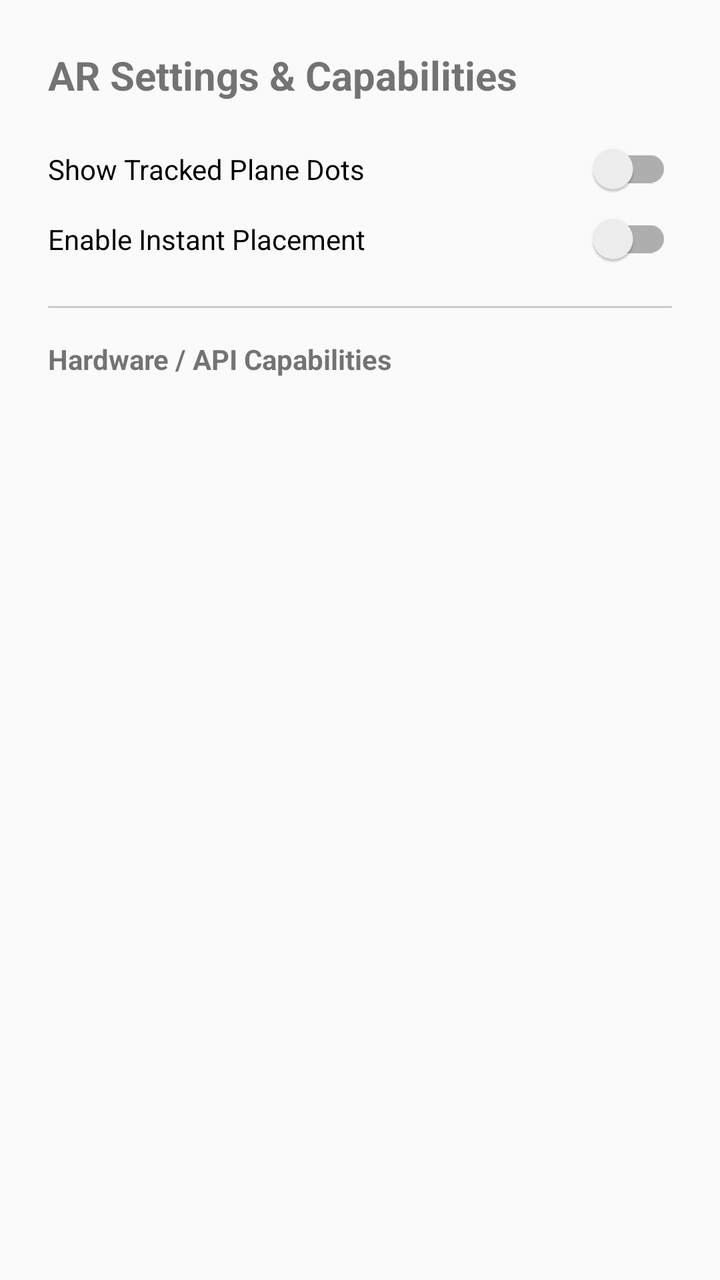
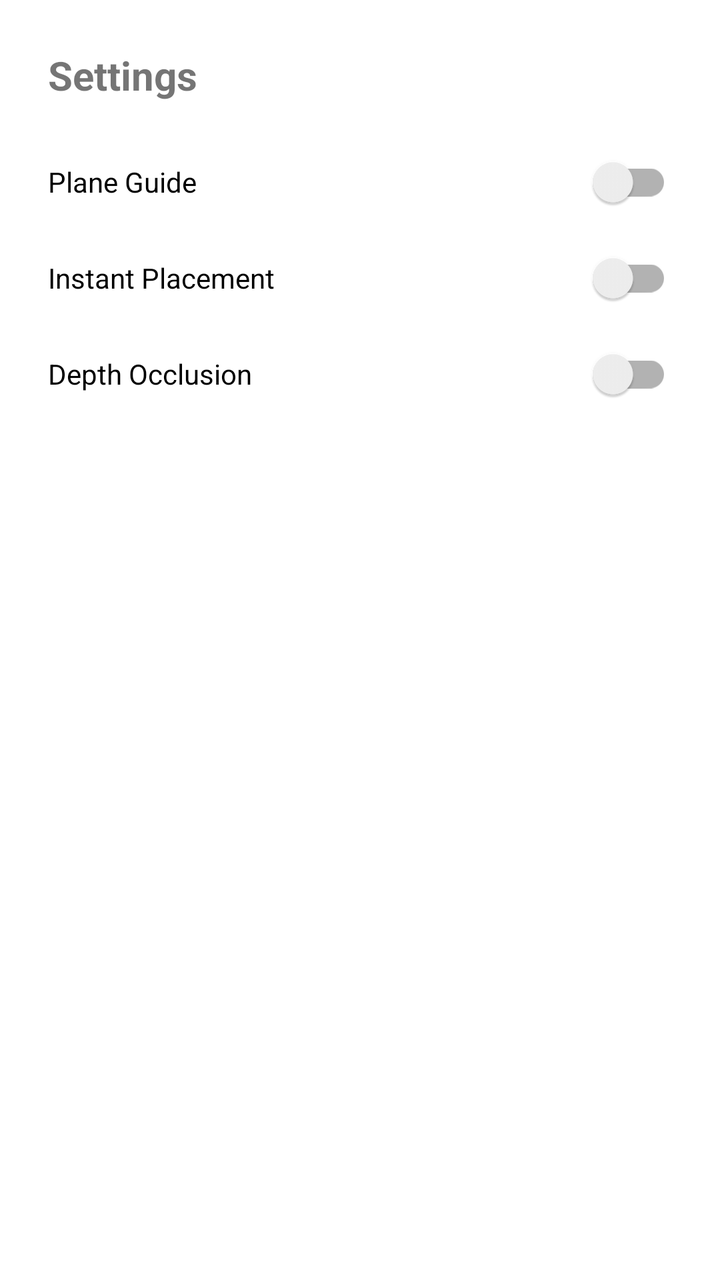

Compare the two renders of this Android layout. The source of the first and the diff that turns it into the second are given below.
<!-- AndroidManifest.xml: application theme Theme.AppCompat.DayNight.NoActionBar -->
<!-- res/layout/dialog_settings.xml -->
<?xml version="1.0" encoding="utf-8"?>
<LinearLayout xmlns:android="http://schemas.android.com/apk/res/android"
    android:layout_width="match_parent"
    android:layout_height="wrap_content"
    android:orientation="vertical"
    android:padding="24dp">

    <TextView
        android:layout_width="match_parent"
        android:layout_height="wrap_content"
        android:text="@string/ar_settings_capabilities"
        android:textSize="20sp"
        android:textStyle="bold"
        android:paddingBottom="16dp" />

    <androidx.appcompat.widget.SwitchCompat
        android:id="@+id/switchPlaneDots"
        android:layout_width="match_parent"
        android:layout_height="wrap_content"
        android:text="@string/show_tracked_plane_dots"
        android:paddingVertical="8dp" />

    <androidx.appcompat.widget.SwitchCompat
        android:id="@+id/switchInstantPlacement"
        android:layout_width="match_parent"
        android:layout_height="wrap_content"
        android:text="@string/enable_instant_placement"
        android:paddingVertical="8dp" />

    <View
        android:layout_width="match_parent"
        android:layout_height="1dp"
        android:background="#CCCCCC"
        android:layout_marginVertical="16dp" />

    <TextView
        android:layout_width="match_parent"
        android:layout_height="wrap_content"
        android:text="@string/hardware_api_capabilities"
        android:textStyle="bold"
        android:paddingBottom="8dp" />

    <LinearLayout
        android:id="@+id/capabilitiesContainer"
        android:layout_width="match_parent"
        android:layout_height="wrap_content"
        android:orientation="vertical" />

</LinearLayout>
<!-- resources referenced by this layout -->
<resources>
  <string name="ar_settings_capabilities">AR Settings &amp; Capabilities</string>
  <string name="enable_instant_placement">Enable Instant Placement</string>
  <string name="hardware_api_capabilities">Hardware / API Capabilities</string>
  <string name="show_tracked_plane_dots">Show Tracked Plane Dots</string>
</resources>

<!-- the commit's change to res/layout/dialog_settings.xml (unified diff, before → after) -->
@@ -8,42 +8,30 @@
     <TextView
         android:layout_width="match_parent"
         android:layout_height="wrap_content"
-        android:text="@string/ar_settings_capabilities"
+        android:paddingBottom="16dp"
+        android:text="@string/settings"
         android:textSize="20sp"
-        android:textStyle="bold"
-        android:paddingBottom="16dp" />
+        android:textStyle="bold" />
 
     <androidx.appcompat.widget.SwitchCompat
         android:id="@+id/switchPlaneDots"
         android:layout_width="match_parent"
         android:layout_height="wrap_content"
-        android:text="@string/show_tracked_plane_dots"
-        android:paddingVertical="8dp" />
+        android:paddingVertical="8dp"
+        android:text="@string/show_plane_guide" />
 
     <androidx.appcompat.widget.SwitchCompat
         android:id="@+id/switchInstantPlacement"
         android:layout_width="match_parent"
         android:layout_height="wrap_content"
-        android:text="@string/enable_instant_placement"
-        android:paddingVertical="8dp" />
+        android:paddingVertical="8dp"
+        android:text="@string/enable_instant_placement" />
 
-    <View
-        android:layout_width="match_parent"
-        android:layout_height="1dp"
-        android:background="#CCCCCC"
-        android:layout_marginVertical="16dp" />
-
-    <TextView
+    <androidx.appcompat.widget.SwitchCompat
+        android:id="@+id/switchDepthOcclusion"
         android:layout_width="match_parent"
         android:layout_height="wrap_content"
-        android:text="@string/hardware_api_capabilities"
-        android:textStyle="bold"
-        android:paddingBottom="8dp" />
-
-    <LinearLayout
-        android:id="@+id/capabilitiesContainer"
-        android:layout_width="match_parent"
-        android:layout_height="wrap_content"
-        android:orientation="vertical" />
+        android:paddingVertical="8dp"
+        android:text="@string/enable_depth_occlusion" />
 
 </LinearLayout>
<!-- resource entries referenced after the edit -->
@@ -1,8 +1,27 @@
 <!-- resources referenced by this layout -->
 <resources>
-  <string name="ar_settings_capabilities">AR Settings &amp; Capabilities</string>
-  <string name="enable_instant_placement">Enable Instant Placement</string>
-  <string name="hardware_api_capabilities">Hardware / API Capabilities</string>
-  <string name="show_tracked_plane_dots">Show Tracked Plane Dots</string>
+  <string name="enable_depth_occlusion">Depth Occlusion</string>
+  <string name="enable_instant_placement">Instant Placement</string>
+  <string name="settings">Settings</string>
+  <string name="show_plane_guide">Plane Guide</string>
+  <style name="Theme.ARMeasurement" parent="Theme.MaterialComponents.DayNight.NoActionBar">
+          
+          <item name="colorPrimary">@color/purple_500</item>
+          <item name="colorPrimaryVariant">@color/purple_700</item>
+          <item name="colorOnPrimary">@color/white</item>
+          
+          <item name="colorSecondary">@color/teal_200</item>
+          <item name="colorSecondaryVariant">@color/teal_700</item>
+          <item name="colorOnSecondary">@color/black</item>
+          
+          <item name="android:statusBarColor">?attr/colorPrimaryVariant</item>
+          
+      </style>
+  <color name="purple_500">#FF6200EE</color>
+  <color name="purple_700">#FF3700B3</color>
+  <color name="white">#FFFFFFFF</color>
+  <color name="teal_200">#FF03DAC5</color>
+  <color name="teal_700">#FF018786</color>
+  <color name="black">#FF000000</color>
 </resources>
 
